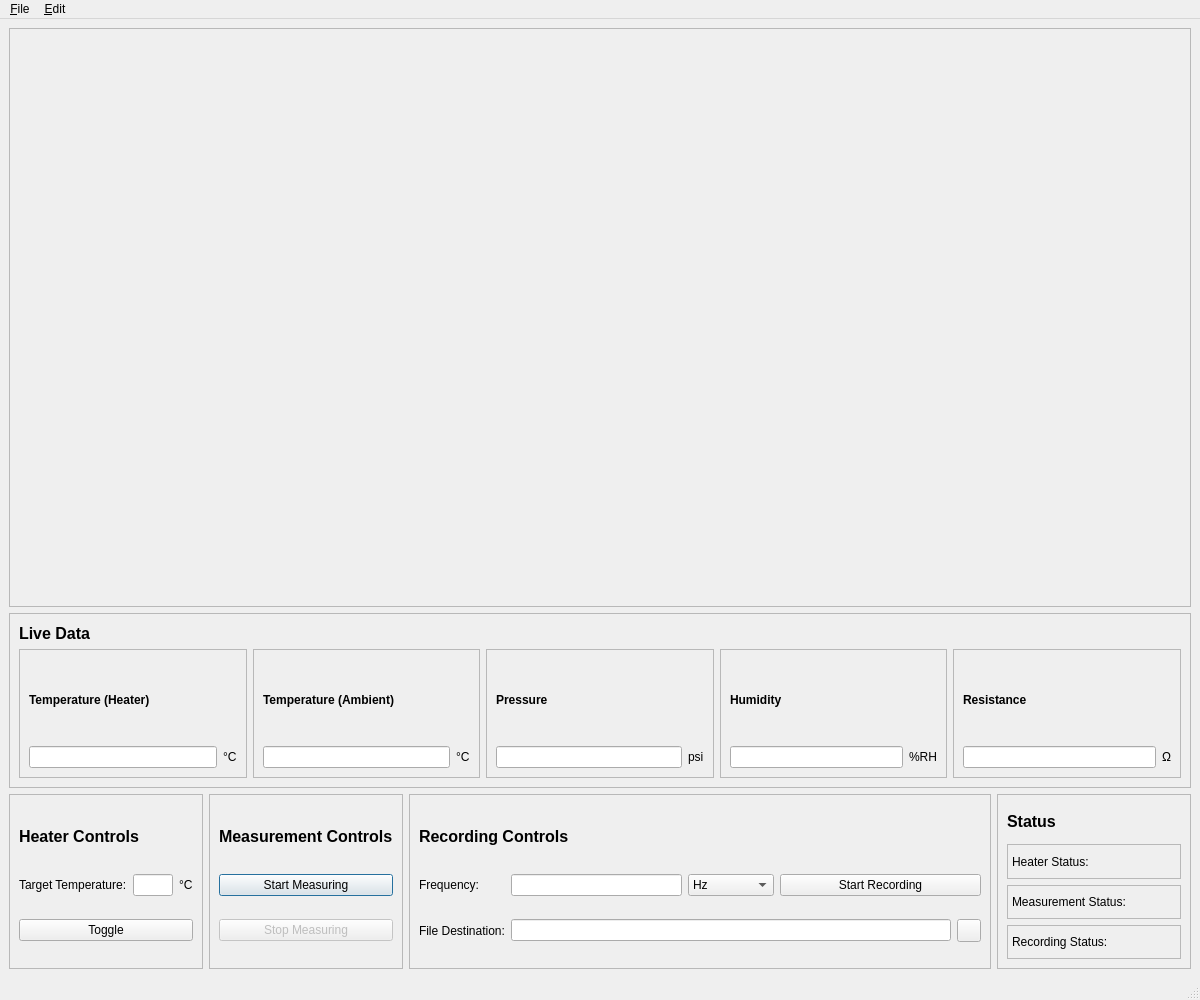
Above: ui/main_gui.ui from CydiaBoss/gas-chamber-ctrl before the change. Below: the same form after it.
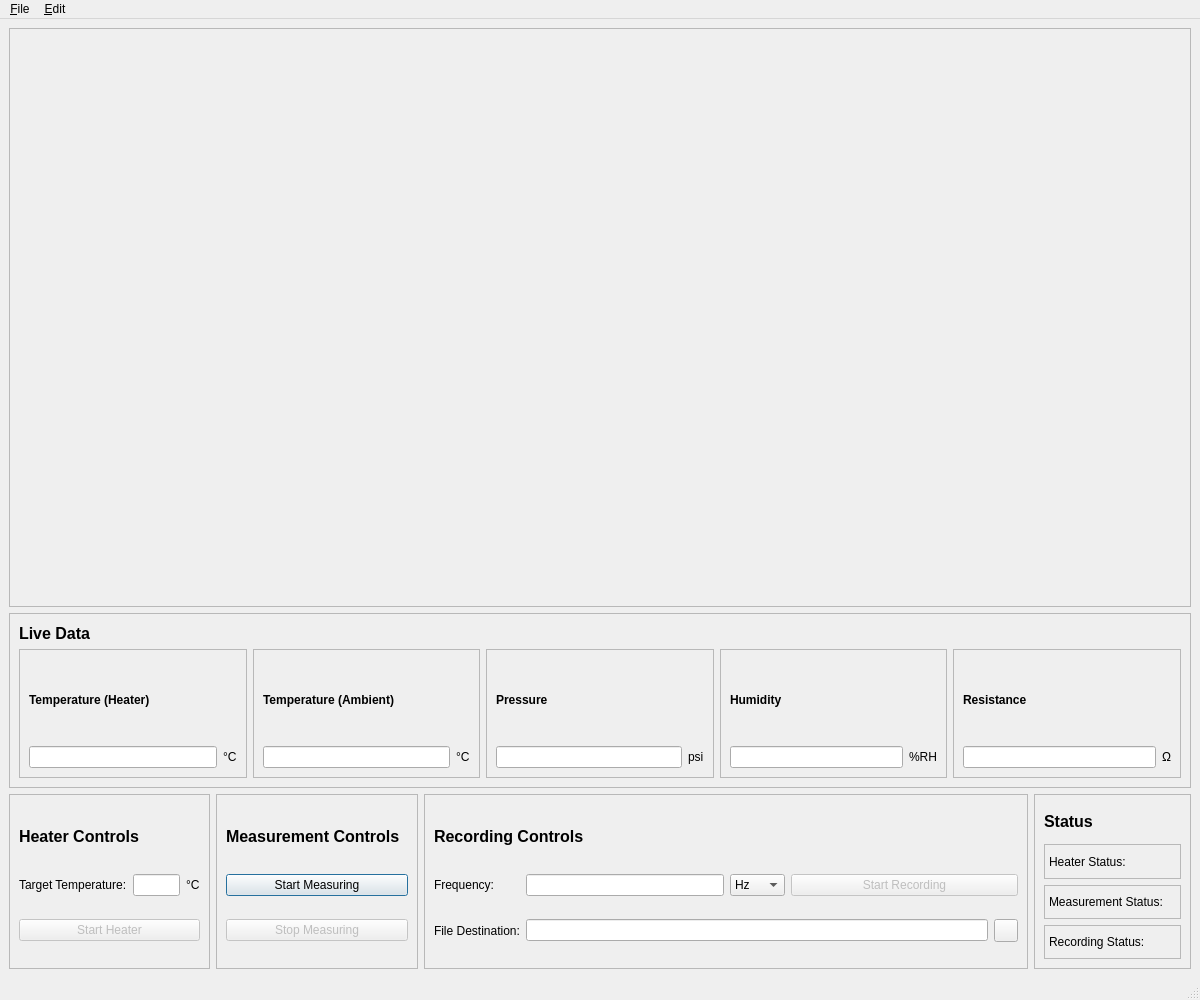
That is the form after the change. Icons and pictures are not drawn. Custom widgets are drawn as their Qt base class.

Diff of the .ui file:
```diff
--- a/ui/main_gui.ui
+++ b/ui/main_gui.ui
@@ -24,7 +24,7 @@
     <normaloff>:/logo/gas.png</normaloff>:/logo/gas.png</iconset>
   </property>
   <widget class="QWidget" name="centralwidget">
-   <layout class="QGridLayout" name="gridLayout_10" rowstretch="3,1,1" columnstretch="1,1,3,1">
+   <layout class="QGridLayout" name="gridLayout_10" rowstretch="3,1,1" columnstretch="1,1,3,0">
     <item row="2" column="2">
      <widget class="QFrame" name="record_panel">
       <property name="maximumSize">
@@ -39,7 +39,7 @@
       <property name="frameShadow">
        <enum>QFrame::Sunken</enum>
       </property>
-      <layout class="QGridLayout" name="gridLayout_9" columnstretch="0,2,1,2,0">
+      <layout class="QGridLayout" name="gridLayout_9" columnstretch="0,1,0,1,0">
        <item row="0" column="0" colspan="5">
         <widget class="QLabel" name="label_14">
          <property name="maximumSize">
@@ -98,7 +98,10 @@
         </widget>
        </item>
        <item row="1" column="3" colspan="2">
-        <widget class="QPushButton" name="pushButton">
+        <widget class="QPushButton" name="record_btn">
+         <property name="enabled">
+          <bool>false</bool>
+         </property>
          <property name="text">
           <string>Start Recording</string>
          </property>
@@ -246,8 +249,15 @@
        </item>
        <item row="2" column="0" colspan="3">
         <widget class="QPushButton" name="heater_toggle">
+         <property name="enabled">
+          <bool>false</bool>
+         </property>
          <property name="text">
-          <string>Toggle</string>
+          <string>Start Heater</string>
+         </property>
+         <property name="icon">
+          <iconset resource="main.qrc">
+           <normaloff>:/icon/heater.png</normaloff>:/icon/heater.png</iconset>
          </property>
         </widget>
        </item>
```
Left out of the diff: 30 changed lines with no effect on the pictures.
